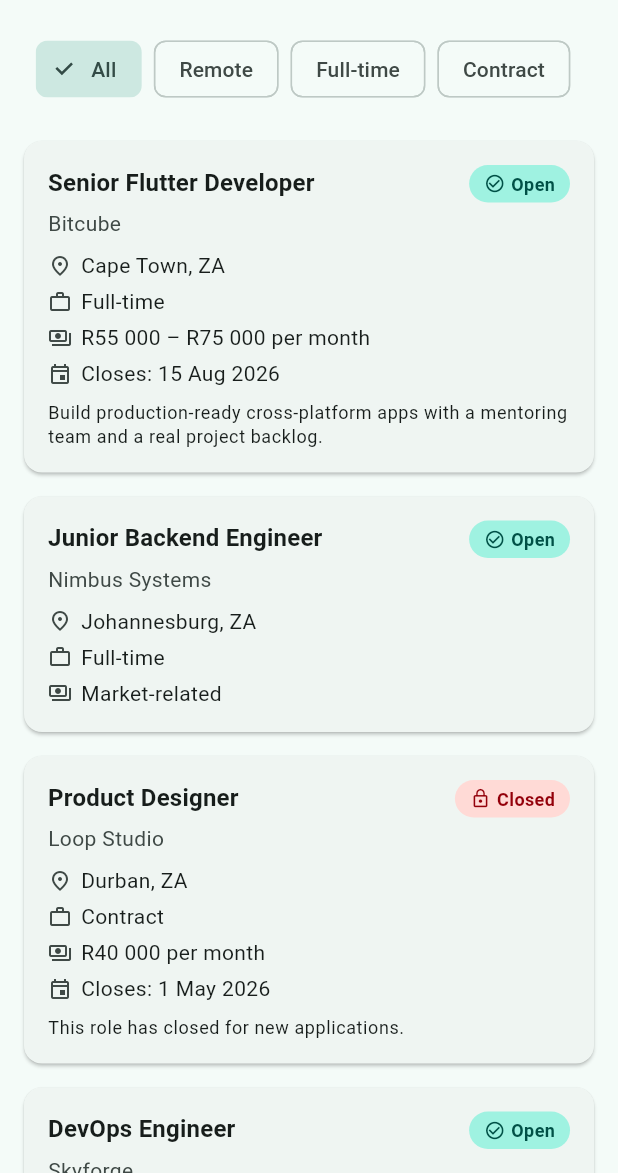
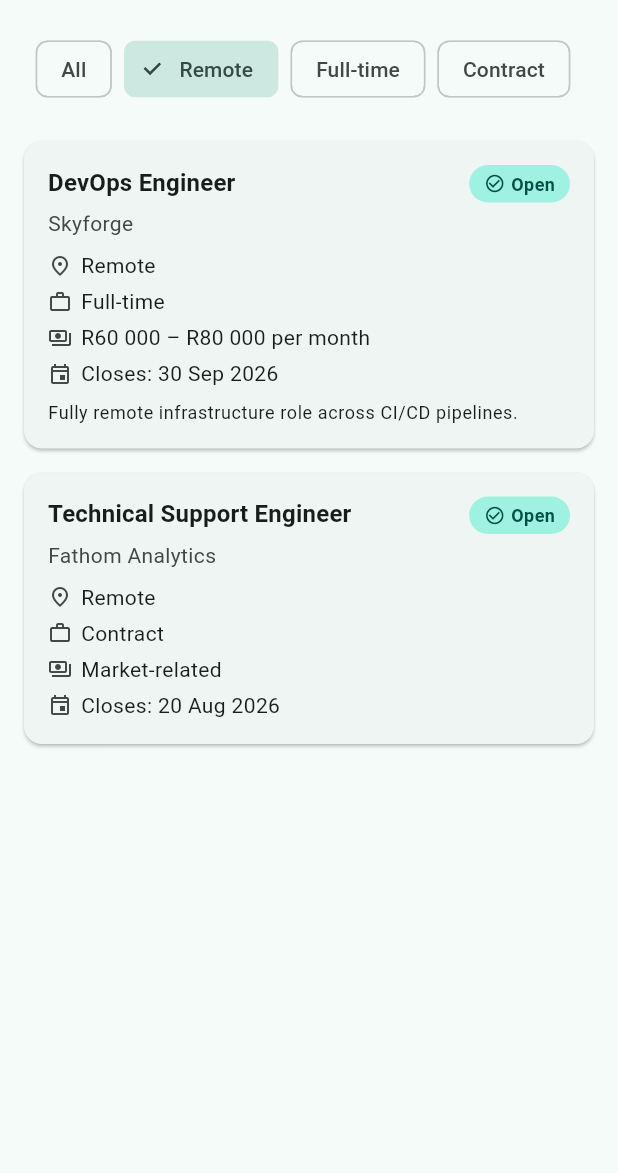
Before and after one commit to tebellomolete/careerhub_mobile, a Flutter app: the screen it shows after launch, after a tap on "Remote", on a phone screen of 412 x 824 dp, the part 63-1236 px from its top. Run offline on Flutter 3.47's test engine with Material 3 defaults, Android fonts, the phone set to English and light mode, and no system bars; our stand-ins replace flutter_riverpod.

Commit message:
assignment 1.3 completed without stretch goals

```diff
--- a/lib/main.dart
+++ b/lib/main.dart
@@ -1,8 +1,12 @@
 import 'package:flutter/material.dart';
+import 'package:flutter_riverpod/flutter_riverpod.dart';
 import 'screens/home_screen.dart';
 
 void main() {
-  runApp(const CareerHubApp());
+  // Assignment 1.3, Part 2: wrap runApp in ProviderScope. This is the
+  // ONLY place ProviderScope is added — CareerHubApp itself stays a
+  // plain StatelessWidget, since it never reads a provider directly.
+  runApp(const ProviderScope(child: CareerHubApp()));
 }
 
 class CareerHubApp extends StatelessWidget {
--- /dev/null
+++ b/lib/providers/job_providers.dart
@@ -0,0 +1,155 @@
+import 'package:flutter_riverpod/flutter_riverpod.dart';
+// StateProvider moved out of the main flutter_riverpod.dart import as of
+// Riverpod 3.0 (it's now "legacy" — discouraged in favour of Notifier,
+// but fully supported). We use it deliberately here anyway: see the
+// justification on selectedFilterProvider below and README Q2.
+import 'package:flutter_riverpod/legacy.dart';
+
+import '../models/job.dart';
+
+/// ---------------------------------------------------------------------
+/// Provider 1 — the full job list, loaded asynchronously.
+///
+/// FutureProvider is the right tool here: this data is fetched once
+/// (simulating a network round-trip), and Riverpod's job is to represent
+/// the three states of that fetch — loading, error, data — for us.
+/// FutureProvider wraps its result in AsyncValue<List<Job>> automatically,
+/// so nothing else in the app hand-rolls a loading flag or a nullable
+/// error field. "Retry" is just `ref.invalidate(jobsProvider)`, which
+/// FutureProvider already supports — reaching for the heavier
+/// AsyncNotifier (Riverpod 3's now-preferred async class) would add a
+/// class, a `build()` override, and an `AsyncNotifierProvider` wrapper
+/// for zero extra capability at this stage, since CareerHub never needs
+/// to mutate this list piecemeal — only re-fetch it wholesale.
+///
+/// Note (Riverpod 3.0): providers now auto-retry on error by default (up
+/// to 10 attempts, 200ms doubling to 6.4s) before AsyncValue ever reaches
+/// `error`. That's invisible here because this provider never throws in
+/// this submission — see README, Assignment 1.3 Stretch B, for where
+/// this becomes relevant.
+/// ---------------------------------------------------------------------
+final jobsProvider = FutureProvider<List<Job>>((ref) async {
+  // Simulated network round-trip. Assignment 1.3 Part 2 requires the
+  // loading state to be visible for at least one second; the Part 3
+  // checkpoint expects "approximately 1.5 seconds."
+  await Future.delayed(const Duration(milliseconds: 1500));
+  return _mockJobs;
+});
+
+/// ---------------------------------------------------------------------
+/// Provider 2 — the label of the currently selected filter chip.
+///
+/// StateProvider is the right tool here: it's a single, simple, directly
+/// overwritable value. There's no async work and no derivation in "the
+/// user tapped a different chip" — every tap just replaces the old label
+/// with the new one outright, which is exactly the case StateProvider
+/// exists for.
+/// ---------------------------------------------------------------------
+final selectedFilterProvider = StateProvider<String>((ref) => 'All');
+
+/// ---------------------------------------------------------------------
+/// Provider 3 — the filtered job list, derived from providers 1 and 2.
+///
+/// Plain Provider is the right tool here: nothing ever "sets" this value
+/// directly — it's a pure computation over the two providers above, so
+/// Riverpod recomputes it automatically the instant either input
+/// changes. That's precisely what rules out the manual-sync bug
+/// described in README Q2: this provider has no state of its own to fall
+/// out of sync.
+///
+/// The return type is AsyncValue<List<Job>>, not List<Job> — this lets
+/// the loading/error state of the underlying fetch flow straight through
+/// to HomeScreen with no extra plumbing, so HomeScreen only ever needs to
+/// watch ONE provider and hand it to AsyncValue.when().
+/// ---------------------------------------------------------------------
+final filteredJobsProvider = Provider<AsyncValue<List<Job>>>((ref) {
+  final jobsAsync = ref.watch(jobsProvider);
+  final selectedFilter = ref.watch(selectedFilterProvider);
+
+  return jobsAsync.whenData((jobs) {
+    if (selectedFilter == 'All') return jobs;
+    return jobs.where((job) => _matchesFilter(job, selectedFilter)).toList();
+  });
+});
+
+/// Matches a job against a filter label using real Job fields only —
+/// never a synthetic/derived tag. 'Remote' checks `location`, which
+/// `Job.remote()` stamps to exactly `'Remote'`; every other label checks
+/// `employmentType` directly, since 'Full-time' and 'Contract' are
+/// already the literal `employmentType` strings used throughout
+/// CareerHub's mock data.
+bool _matchesFilter(Job job, String filterLabel) {
+  if (filterLabel == 'Remote') {
+    return job.location == 'Remote';
+  }
+  return job.employmentType == filterLabel;
+}
+
+/// The mock "backend" data — moved here from HomeScreen (Assignment 1.3
+/// Part 2: "Job data is no longer a field on HomeScreen"). Unchanged
+/// from Assignment 1.2: same six jobs, same edge cases.
+///
+/// Filter coverage, confirmed against the labels in HomeScreen's chip
+/// row (`All`, `Remote`, `Full-time`, `Contract`):
+///   Remote     -> DevOps Engineer, Technical Support Engineer   (2)
+///   Full-time  -> Senior Flutter Developer, Junior Backend
+///                 Engineer, DevOps Engineer, UX Researcher      (4)
+///   Contract   -> Product Designer, Technical Support Engineer  (2)
+final List<Job> _mockJobs = [
+  Job(
+    title: 'Senior Flutter Developer',
+    company: 'Bitcube',
+    location: 'Cape Town, ZA',
+    salary: 'R55 000 – R75 000 per month',
+    employmentType: 'Full-time',
+    closingDate: DateTime(2026, 8, 15),
+    description:
+        'Build production-ready cross-platform apps with a mentoring '
+        'team and a real project backlog.',
+    isOpen: true,
+  ),
+  Job(
+    title: 'Junior Backend Engineer',
+    company: 'Nimbus Systems',
+    location: 'Johannesburg, ZA',
+    employmentType: 'Full-time',
+    isOpen: true,
+  ),
+  Job.closed(
+    title: 'Product Designer',
+    company: 'Loop Studio',
+    location: 'Durban, ZA',
+    salary: 'R40 000 per month',
+    employmentType: 'Contract',
+    closingDate: DateTime(2026, 5, 1),
+    description: 'This role has closed for new applications.',
+  ),
+  Job.remote(
+    title: 'DevOps Engineer',
+    company: 'Skyforge',
+    salary: 'R60 000 – R80 000 per month',
+    employmentType: 'Full-time',
+    closingDate: DateTime(2026, 9, 30),
+    description: 'Fully remote infrastructure role across CI/CD pipelines.',
+    isOpen: true,
+  ),
+  Job(
+    title: 'UX Researcher',
+    company: 'Meridian Labs',
+    location: 'Pretoria, ZA',
+    salary: 'R48 000 – R58 000 per month',
+    employmentType: 'Full-time',
+    closingDate: DateTime(2026, 10, 1),
+    description:
+        'Lead user research sessions and translate findings into '
+        'product decisions.',
+    isOpen: true,
+  ),
+  Job.remote(
+    title: 'Technical Support Engineer',
+    company: 'Fathom Analytics',
+    employmentType: 'Contract',
+    closingDate: DateTime(2026, 8, 20),
+    isOpen: true,
+  ),
+];
--- a/lib/screens/home_screen.dart
+++ b/lib/screens/home_screen.dart
@@ -1,107 +1,35 @@
 import 'package:flutter/material.dart';
+import 'package:flutter_riverpod/flutter_riverpod.dart';
+// Needed for .notifier/.state on selectedFilterProvider — see the note
+// in job_providers.dart on why StateProvider needs this import as of
+// Riverpod 3.0.
+import 'package:flutter_riverpod/legacy.dart';
+
 import '../models/job.dart';
+import '../providers/job_providers.dart';
 import '../widgets/job_card.dart';
 import '../widgets/empty_jobs_widget.dart';
 
 /// CareerHub's main screen.
 ///
-/// Assignment 1.2 changes from 1.1:
-/// - HomeScreen moved out of main.dart into its own file.
-/// - Jobs moved to a `static final` list (Part 2) instead of being
-///   rebuilt inside build() on every frame.
-/// - A pinned, horizontally-scrolling filter chip row sits above the
-///   list — visual only for now; Day 3 wires up real filtering via
-///   Job.matches().
-/// - A LayoutBuilder switches between a single-column ListView.builder
-///   and a two- or three-column GridView.builder depending on available
-///   width (Part 4's 600px breakpoint, extended to a third 840px tier
-///   for Stretch B).
-/// - An empty state renders instead of the list/grid when there are no
-///   jobs (Stretch C).
-class HomeScreen extends StatelessWidget {
+/// Assignment 1.3 changes from 1.2:
+/// - HomeScreen is now a ConsumerWidget instead of StatelessWidget. It
+///   still has no state of its own — it just needs `ref` to watch
+///   providers.
+/// - The static `_jobs` field is gone entirely. Job data now lives in
+///   lib/providers/job_providers.dart, loaded asynchronously.
+/// - build() watches a single provider — filteredJobsProvider — and
+///   uses AsyncValue.when() to render one of three states: loading,
+///   error, or the (possibly filtered, possibly empty) job list.
+/// - The LayoutBuilder / ListView.builder / GridView.builder / _buildCard
+///   logic is otherwise untouched from Assignment 1.2 — only its data
+///   source changed from a static field to a `jobs` parameter.
+class HomeScreen extends ConsumerWidget {
   const HomeScreen({super.key});
 
-  /// Part 2 requirement: static final at class level. Built once per
-  /// app run, not recreated on every rebuild the way a list declared
-  /// inside build() would be.
-  ///
-  /// Six entries, not four: the original four cover every Job edge case
-  /// from Assignment 1.1 (fully populated, no salary/no closing date,
-  /// closed, remote). The two extra exist purely so the three-column
-  /// grid (Stretch B) shows two full rows instead of one row plus a
-  /// single spillover item.
-  static final List<Job> _jobs = [
-    // 1. Fully populated, open job — every field set, salary present.
-    Job(
-      title: 'Senior Flutter Developer',
-      company: 'Bitcube',
-      location: 'Cape Town, ZA',
-      salary: 'R55 000 – R75 000 per month',
-      employmentType: 'Full-time',
-      closingDate: DateTime(2026, 8, 15),
-      description:
-          'Build production-ready cross-platform apps with a mentoring '
-          'team and a real project backlog.',
-      isOpen: true,
-    ),
-
-    // 2. Open job with NO salary and NO closing date — the "minimal
-    //    card" case used to derive the grid's childAspectRatio.
-    Job(
-      title: 'Junior Backend Engineer',
-      company: 'Nimbus Systems',
-      location: 'Johannesburg, ZA',
-      employmentType: 'Full-time',
-      isOpen: true,
-    ),
-
-    // 3. Closed job — via the named constructor.
-    Job.closed(
-      title: 'Product Designer',
-      company: 'Loop Studio',
-      location: 'Durban, ZA',
-      salary: 'R40 000 per month',
-      employmentType: 'Contract',
-      closingDate: DateTime(2026, 5, 1),
-      description: 'This role has closed for new applications.',
-    ),
-
-    // 4. Remote job — via the named constructor.
-    Job.remote(
-      title: 'DevOps Engineer',
-      company: 'Skyforge',
-      salary: 'R60 000 – R80 000 per month',
-      employmentType: 'Full-time',
-      closingDate: DateTime(2026, 9, 30),
-      description:
-          'Fully remote infrastructure role across CI/CD pipelines.',
-      isOpen: true,
-    ),
-
-    // 5 & 6. Added for Stretch B's three-column grid demo.
-    Job(
-      title: 'UX Researcher',
-      company: 'Meridian Labs',
-      location: 'Pretoria, ZA',
-      salary: 'R48 000 – R58 000 per month',
-      employmentType: 'Full-time',
-      closingDate: DateTime(2026, 10, 1),
-      description:
-          'Lead user research sessions and translate findings into '
-          'product decisions.',
-      isOpen: true,
-    ),
-    Job.remote(
-      title: 'Technical Support Engineer',
-      company: 'Fathom Analytics',
-      employmentType: 'Contract',
-      closingDate: DateTime(2026, 8, 20),
-      isOpen: true,
-    ),
-  ];
-
-  /// Visual only for this assignment — Day 3 wires these to real
-  /// filtering.
+  /// Unchanged from Assignment 1.2 — still just chip labels. The values
+  /// that matter for filtering now live in job_providers.dart's
+  /// `_matchesFilter`.
   static const List<String> _filters = [
     'All',
     'Remote',
@@ -109,12 +37,18 @@ class HomeScreen extends StatelessWidget {
     'Contract',
   ];
 
-  // Stretch B extends Part 4's single 600px breakpoint to three tiers.
+  // Unchanged from Assignment 1.2.
   static const double _gridBreakpoint = 600;
   static const double _threeColumnBreakpoint = 840;
 
   @override
-  Widget build(BuildContext context) {
+  Widget build(BuildContext context, WidgetRef ref) {
+    // The ONLY provider HomeScreen itself watches. It already carries
+    // both the loading/error state of the jobs fetch AND the current
+    // filter selection, composed for us — HomeScreen doesn't need to
+    // know two separate providers exist underneath it.
+    final filteredJobsAsync = ref.watch(filteredJobsProvider);
+
     return Scaffold(
       appBar: AppBar(
         title: const Text('CareerHub'),
@@ -124,15 +58,29 @@ class HomeScreen extends StatelessWidget {
         children: [
           const _FilterChipRow(filters: _filters),
 
-          // Question 1's fix, applied: Expanded hands the scrollable
-          // content the Column's *remaining bounded* height, instead of
-          // the unbounded height a bare Column child receives. Without
-          // this, ListView.builder / GridView.builder crash with
-          // "Vertical viewport was given unbounded height".
           Expanded(
-            child: _jobs.isEmpty
-                ? const EmptyJobsWidget()
-                : LayoutBuilder(
+            child: filteredJobsAsync.when(
+              loading: () => const Center(
+                child: CircularProgressIndicator(),
+              ),
+              error: (error, stackTrace) => _ErrorState(
+                onRetry: () => ref.invalidate(jobsProvider),
+              ),
+              data: (jobs) {
+                // README Q3's fourth condition: loaded successfully, but
+                // zero jobs matched the current filter. Not an error,
+                // not "no jobs exist" — needs its own message so the
+                // user knows to try a different filter rather than
+                // assuming the app is broken.
+                if (jobs.isEmpty) {
+                  return const EmptyJobsWidget(
+                    icon: Icons.filter_alt_off_outlined,
+                    title: 'No jobs match this filter',
+                    message: 'Try a different filter to see more listings.',
+                  );
+                }
+
+                return LayoutBuilder(
                   builder: (context, constraints) {
                     final width = constraints.maxWidth;
 
@@ -140,8 +88,9 @@ class HomeScreen extends StatelessWidget {
                     if (width < _gridBreakpoint) {
                       return ListView.builder(
                         padding: const EdgeInsets.symmetric(vertical: 8),
-                          itemCount: _jobs.length,
-                          itemBuilder: _buildCard,
+                        itemCount: jobs.length,
+                        itemBuilder: (context, index) =>
+                            _buildCard(context, index, jobs),
                       );
                     }
 
@@ -149,25 +98,22 @@ class HomeScreen extends StatelessWidget {
                     // Tier 3 (≥840px): three columns.
                     final crossAxisCount =
                         width >= _threeColumnBreakpoint ? 3 : 2;
-
-                      // Narrower cells (3 columns) wrap title/description
-                      // text onto more lines, so they need a taller —
-                      // i.e. numerically smaller — ratio than the
-                      // 2-column case. See README Question 2 / Stretch B.
                     final childAspectRatio =
                         width >= _threeColumnBreakpoint ? 1.05 : 1.2;
 
                     return GridView.builder(
                       padding: const EdgeInsets.all(8),
-                        gridDelegate:
-                            SliverGridDelegateWithFixedCrossAxisCount(
+                      gridDelegate: SliverGridDelegateWithFixedCrossAxisCount(
                         crossAxisCount: crossAxisCount,
                         crossAxisSpacing: 8,
                         mainAxisSpacing: 8,
                         childAspectRatio: childAspectRatio,
                       ),
-                        itemCount: _jobs.length,
-                        itemBuilder: _buildCard,
+                      itemCount: jobs.length,
+                      itemBuilder: (context, index) =>
+                          _buildCard(context, index, jobs),
+                    );
+                  },
                 );
               },
             ),
@@ -177,22 +123,39 @@ class HomeScreen extends StatelessWidget {
     );
   }
 
-  /// Part 4 requirement: one shared builder so ListView.builder and
-  /// GridView.builder never duplicate itemBuilder logic.
-  static Widget _buildCard(BuildContext context, int index) {
-    return JobCard(job: _jobs[index]);
+  /// Assignment 1.2's shared builder, unchanged in spirit: one function
+  /// so ListView.builder and GridView.builder never duplicate itemBuilder
+  /// logic. It now takes `jobs` explicitly since there's no static field
+  /// left to close over.
+  static Widget _buildCard(BuildContext context, int index, List<Job> jobs) {
+    return JobCard(job: jobs[index]);
   }
 }
 
 /// The pinned, horizontally-scrolling filter row above the job
-/// list/grid. Chips are visual only for this assignment.
-class _FilterChipRow extends StatelessWidget {
+/// list/grid.
+///
+/// Assignment 1.3 change: this is now its OWN ConsumerWidget rather than
+/// a StatelessWidget fed by HomeScreen. That's deliberate, not
+/// incidental — the brief disallows passing callback functions down
+/// through widget constructors. The reason that restriction matters is
+/// the same mechanism behind README Q1: a callback threaded down through
+/// a constructor is still just a callback, so calling ref.watch inside
+/// it would be exactly as meaningless as calling it inside onSelected
+/// directly. Instead, _FilterChipRow reads and writes
+/// selectedFilterProvider itself — HomeScreen never even needs to know
+/// that provider exists.
+class _FilterChipRow extends ConsumerWidget {
   final List<String> filters;
 
   const _FilterChipRow({required this.filters});
 
   @override
-  Widget build(BuildContext context) {
+  Widget build(BuildContext context, WidgetRef ref) {
+    // build() -> ref.watch: this row must rebuild whenever the selection
+    // changes so the correct chip highlights.
+    final selectedFilter = ref.watch(selectedFilterProvider);
+
     return SingleChildScrollView(
       scrollDirection: Axis.horizontal,
       padding: const EdgeInsets.fromLTRB(16, 8, 16, 8),
@@ -203,8 +166,13 @@ class _FilterChipRow extends StatelessWidget {
               padding: const EdgeInsets.only(right: 8),
               child: ChoiceChip(
                 label: Text(filter),
-                selected: filter == 'All',
-                onSelected: (_) {}, // Visual only — Day 3 wires this up.
+                selected: filter == selectedFilter,
+                onSelected: (_) {
+                  // callback -> ref.read: this runs once, at the moment
+                  // of the tap. It only needs to fire off an update, not
+                  // subscribe to anything.
+                  ref.read(selectedFilterProvider.notifier).state = filter;
+                },
               ),
             ),
         ],
@@ -212,3 +180,53 @@ class _FilterChipRow extends StatelessWidget {
     );
   }
 }
+
+/// Shown when jobsProvider's AsyncValue is in the error state.
+/// Deliberately generic and friendly — CareerHub never surfaces a raw
+/// exception string to a job seeker.
+class _ErrorState extends StatelessWidget {
+  final VoidCallback onRetry;
+
+  const _ErrorState({required this.onRetry});
+
+  @override
+  Widget build(BuildContext context) {
+    final scheme = Theme.of(context).colorScheme;
+    final textTheme = Theme.of(context).textTheme;
+
+    return Center(
+      child: Padding(
+        padding: const EdgeInsets.all(32),
+        child: Column(
+          mainAxisSize: MainAxisSize.min,
+          children: [
+            Icon(Icons.error_outline, size: 64, color: scheme.error),
+            const SizedBox(height: 16),
+            Text(
+              'Something went wrong',
+              textAlign: TextAlign.center,
+              style: textTheme.titleMedium?.copyWith(
+                color: scheme.onSurface,
+                fontWeight: FontWeight.w600,
+              ),
+            ),
+            const SizedBox(height: 8),
+            Text(
+              "We couldn't load the job listings. Please try again.",
+              textAlign: TextAlign.center,
+              style: textTheme.bodyMedium?.copyWith(
+                color: scheme.onSurfaceVariant,
+              ),
+            ),
+            const SizedBox(height: 20),
+            FilledButton.icon(
+              onPressed: onRetry,
+              icon: const Icon(Icons.refresh),
+              label: const Text('Retry'),
+            ),
+          ],
+        ),
+      ),
+    );
+  }
+}
--- a/pubspec.yaml
+++ b/pubspec.yaml
@@ -10,6 +10,7 @@ dependencies:
   flutter:
     sdk: flutter
   cupertino_icons: ^1.0.8
+  flutter_riverpod: ^3.0.0
 
 dev_dependencies:
   flutter_test:
```
Also changed, not shown: lib/widgets/empty_jobs_widget.dart (+23 -11 lines), pubspec.lock, 2 other files. Lines whose indentation alone changed are shown as unchanged.
